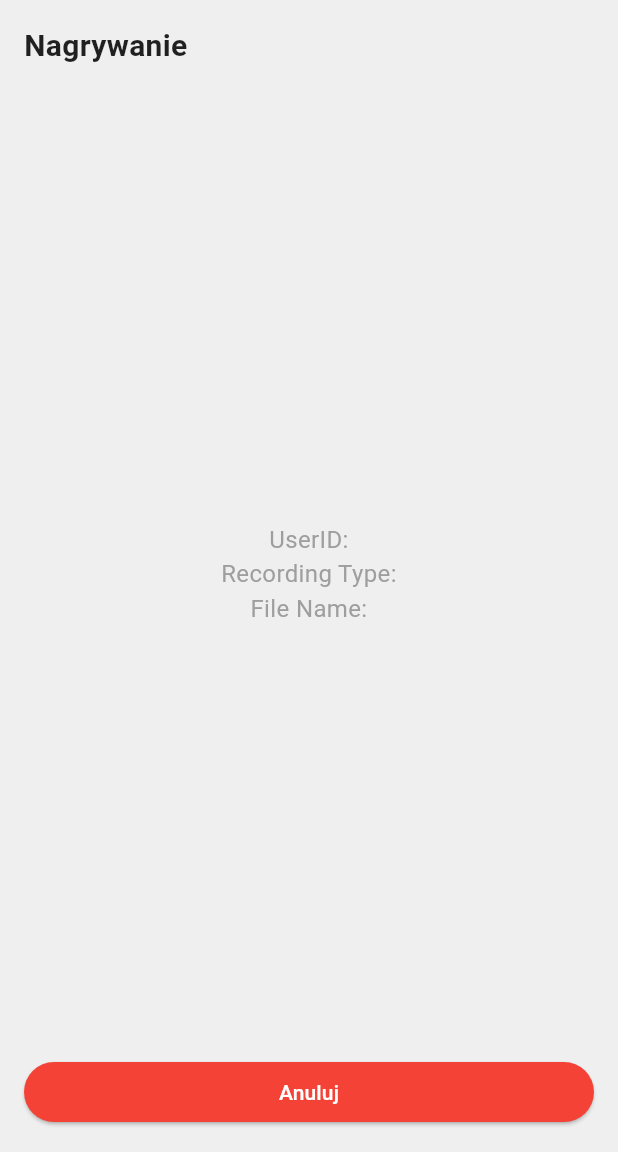
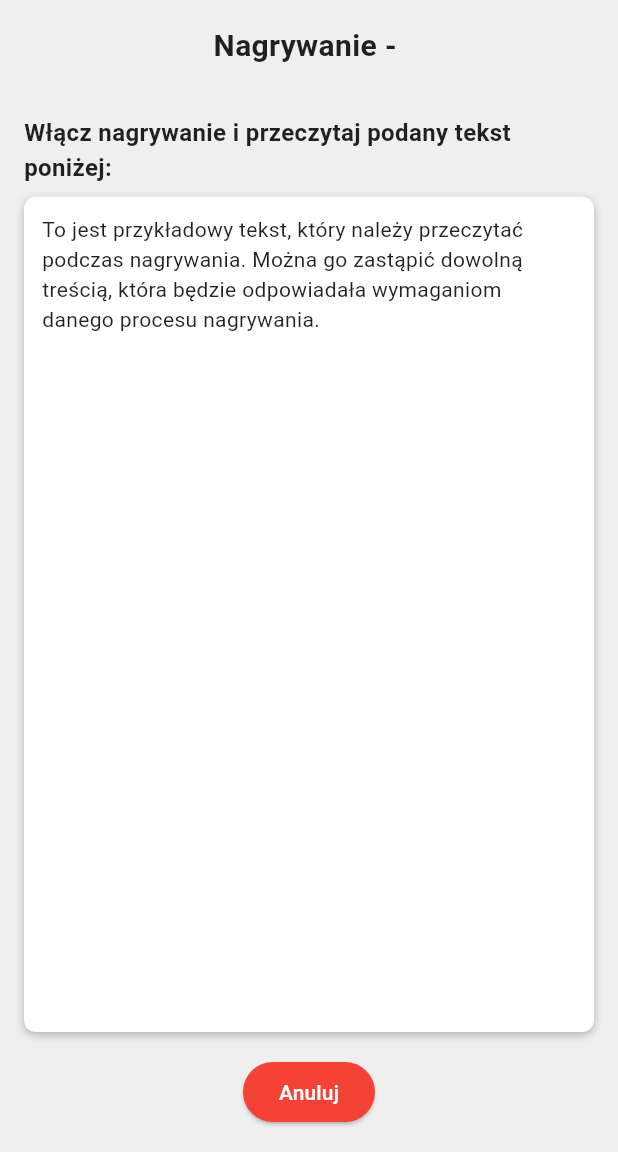
Before and after one commit to Conrad-Push/VoiceVault, a Flutter app: the RegistrationRecordingScreen screen opened directly with empty values, on a phone screen of 412 x 824 dp, the part 84-1236 px from its top. Run offline on Flutter 3.47's test engine with Material 3 defaults, Android fonts, the phone set to English and light mode, and no system bars; our stand-ins replace cloud_firestore, connectivity_plus, firebase_core, firebase_storage, permission_handler; missing offline and left inert: audio_session, flutter_sound; accounts and stored records are empty.

Commit message:
VV-8 - add instruction and text placeholder

```diff
--- a/lib/screens/registration_recording_screen.dart
+++ b/lib/screens/registration_recording_screen.dart
@@ -9,13 +9,13 @@ import '../utils/constants.dart';
 class RegistrationRecordingScreen extends StatelessWidget {
   final String userId;
   final String recordingType;
-  final String fileName;
+  final String recordingTitle;
 
   const RegistrationRecordingScreen({
     super.key,
     required this.userId,
     required this.recordingType,
-    required this.fileName,
+    required this.recordingTitle,
   });
 
   void _showCancelModal(BuildContext context) {
@@ -52,20 +52,60 @@ class RegistrationRecordingScreen extends StatelessWidget {
       backgroundColor: AppColors.background,
       body: SafeArea(
         child: Column(
-          crossAxisAlignment: CrossAxisAlignment.stretch,
           children: [
             const NetworkStatusBanner(),
-            const ScreenTitle(title: 'Nagrywanie'),
+            ScreenTitle(title: 'Nagrywanie - $recordingTitle'),
             const SizedBox(height: 16),
             Expanded(
-              child: Center(
-                child: Text(
-                  'UserID: $userId\nRecording Type: $recordingType\nFile Name: $fileName',
-                  style: const TextStyle(fontSize: 16, color: Colors.grey),
-                  textAlign: TextAlign.center,
-                ),
+              flex: 2,
+              child: Column(
+                children: [
+                  const Padding(
+                    padding: EdgeInsets.symmetric(horizontal: 16.0),
+                    child: Text(
+                      'Włącz nagrywanie i przeczytaj podany tekst poniżej:',
+                      style: TextStyle(
+                        fontSize: 16,
+                        color: Colors.black87,
+                        fontWeight: FontWeight.bold,
+                      ),
+                    ),
+                  ),
+                  const SizedBox(height: 8),
+                  Expanded(
+                    child: Padding(
+                      padding: const EdgeInsets.symmetric(horizontal: 16.0),
+                      child: Container(
+                        decoration: BoxDecoration(
+                          color: Colors.white,
+                          borderRadius: BorderRadius.circular(8),
+                          boxShadow: const [
+                            BoxShadow(
+                              color: Colors.black26,
+                              blurRadius: 4,
+                              offset: Offset(0, 2),
+                            ),
+                          ],
+                        ),
+                        child: Scrollbar(
+                          child: SingleChildScrollView(
+                            padding: const EdgeInsets.all(12),
+                            child: const Text(
+                              'To jest przykładowy tekst, który należy przeczytać podczas nagrywania. Można go zastąpić dowolną treścią, która będzie odpowiadała wymaganiom danego procesu nagrywania.',
+                              style: TextStyle(
+                                fontSize: 14,
+                                color: Colors.black87,
+                              ),
+                            ),
+                          ),
+                        ),
+                      ),
+                    ),
+                  ),
+                ],
               ),
             ),
+            // Miejsce na kolejne elementy
             Padding(
               padding: const EdgeInsets.symmetric(horizontal: 16, vertical: 16),
               child: ElevatedButton(
--- a/lib/screens/user_recordings_screen.dart
+++ b/lib/screens/user_recordings_screen.dart
@@ -225,7 +225,7 @@ class _UserRecordingsScreenState extends State<UserRecordingsScreen>
                 builder: (context) => RegistrationRecordingScreen(
                   userId: context.read<UserProvider>().userId!,
                   recordingType: recordingType,
-                  fileName: recording['title'],
+                  recordingTitle: recording['title'],
                 ),
               ),
             );
```
